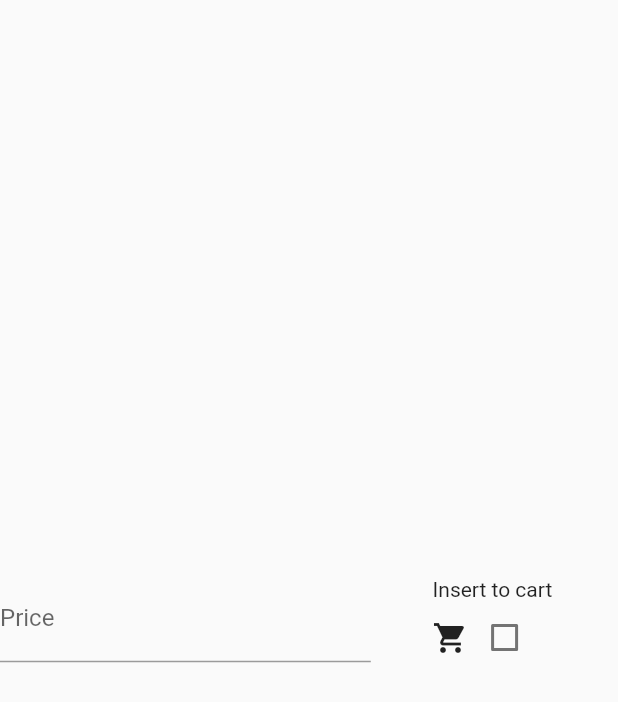
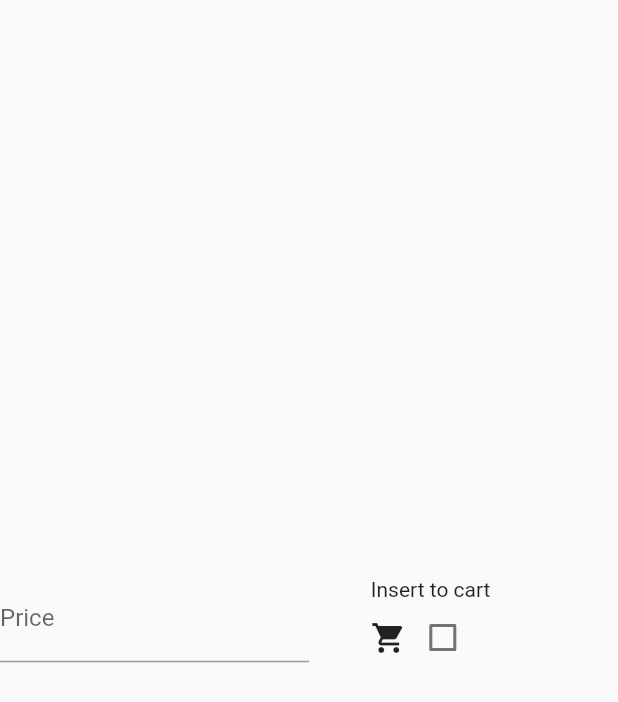
Before and after one commit to DiegoAmancio/Shopping_Carts, a Flutter app: the PriceRow widget shown alone on an empty page, opened directly with empty values, on a phone screen of 412 x 824 dp. Shown: the top 702 px of the screen. Run offline on Flutter 3.47's test engine with Material 2 defaults, Android fonts, the phone set to English and light mode, and no system bars; our stand-ins replace get, sqflite; accounts and stored records are empty; Roboto replaces fonts that are missing (QuickSand).

Commit message:
fix: width dropdown

```diff
--- a/lib/class/translations.dart
+++ b/lib/class/translations.dart
@@ -17,10 +17,11 @@ class AppTranslations extends Translations {
           'remove': 'Remove',
           'insert_to_cart': 'Insert to cart',
           'unit': 'Unity',
-          'ml': 'ML',
-          'kg': 'KG',
-          'g': 'G',
-          'caixa': 'Box',
+          'l': 'Liters (L)',
+          'ml': 'Milliliters (ML)',
+          'kg': 'Kilograms (KG)',
+          'g': 'Grama (G)',
+          'box': 'Box',
           'package': 'Package'
         },
         'pt_BR': {
@@ -38,10 +39,11 @@ class AppTranslations extends Translations {
           'insert_to_cart': 'Inserir no carrinho',
           'save': 'Salvar',
           'unit': 'Unidade',
-          'ml': 'ML',
-          'kg': 'KG',
-          'g': 'G',
-          'caixa': 'Caixa',
+          'l': 'Litros (L)',
+          'ml': 'Mililitros (mL)',
+          'kg': 'Kiligramas (KG)',
+          'g': 'Gramas (G)',
+          'box': 'Caixa',
           'package': 'Embalagem'
         }
       };
--- a/lib/components/atoms/list_form_popup.dart
+++ b/lib/components/atoms/list_form_popup.dart
@@ -61,7 +61,6 @@ class _ListFormPopupState extends State<ListFormPopup> {
                 decoration: InputDecoration(labelText: 'name_of_list'.tr),
                 textInputAction: TextInputAction.next,
                 controller: _titleController,
-                autofocus: true,
                 onFieldSubmitted: (_) {
                   _submitForm();
                 },
--- a/lib/components/atoms/price_row.dart
+++ b/lib/components/atoms/price_row.dart
@@ -24,7 +24,7 @@ class PriceRow extends StatelessWidget {
       mainAxisAlignment: MainAxisAlignment.spaceBetween,
       children: [
         SizedBox(
-          width: MediaQuery.of(context).size.width * 0.60,
+          width: MediaQuery.of(context).size.width * 0.50,
           child: TextFormField(
             decoration: InputDecoration(labelText: 'price'.tr),
             textInputAction: TextInputAction.next,
@@ -42,7 +42,7 @@ class PriceRow extends StatelessWidget {
             top: 10,
           ),
           child: SizedBox(
-            width: MediaQuery.of(context).size.width * 0.30,
+            width: MediaQuery.of(context).size.width * 0.40,
             child: Column(
               mainAxisAlignment: MainAxisAlignment.center,
               crossAxisAlignment: CrossAxisAlignment.start,
--- a/lib/components/atoms/quantity_unit_row.dart
+++ b/lib/components/atoms/quantity_unit_row.dart
@@ -26,7 +26,7 @@ class QuantityUnitRow extends StatelessWidget {
       mainAxisAlignment: MainAxisAlignment.spaceBetween,
       children: [
         SizedBox(
-          width: MediaQuery.of(context).size.width * 0.60,
+          width: MediaQuery.of(context).size.width * 0.50,
           child: TextFormField(
             decoration: InputDecoration(labelText: 'quantity'.tr),
             textInputAction: TextInputAction.next,
@@ -39,7 +39,7 @@ class QuantityUnitRow extends StatelessWidget {
           ),
         ),
         SizedBox(
-            width: MediaQuery.of(context).size.width * 0.30,
+            width: MediaQuery.of(context).size.width * 0.40,
             child: DropdownButtonFormField<String>(
               value: initialUnitValue,
               onChanged: (String? newValue) {
@@ -48,7 +48,7 @@ class QuantityUnitRow extends StatelessWidget {
               items: unitOptions.map<DropdownMenuItem<String>>((String value) {
                 return DropdownMenuItem<String>(
                   value: value,
-                  child: Text(value.tr),
+                  child: SizedBox(width: 120, child: Text(value.tr)),
                 );
               }).toList(),
             )),
--- a/lib/db/database.dart
+++ b/lib/db/database.dart
@@ -13,7 +13,7 @@ class AppDatabase {
       await db.execute(
           'CREATE TABLE ListTable (id INTEGER PRIMARY KEY, name TEXT, value INTEGER, date DATETIME)');
       await db.execute(
-          'CREATE TABLE Product (id INTEGER PRIMARY KEY, name TEXT, unit TEXT, quantity INTEGER, price REAL, isInTheCart INTEGER CHECK(isInTheCart IN (0, 1)), trackListId INTEGER, FOREIGN KEY(trackListId) REFERENCES ListTable(id) ON DELETE CASCADE)');
+          'CREATE TABLE Product (id INTEGER PRIMARY KEY, name TEXT, quantity INTEGER, price REAL, isInTheCart INTEGER CHECK(isInTheCart IN (0, 1)),  unit TEXT, trackListId INTEGER, FOREIGN KEY(trackListId) REFERENCES ListTable(id) ON DELETE CASCADE)');
     });
 
     // databaseFactory.deleteDatabase(path);
```
Also changed, not shown: lib/components/molecules/product_popup.dart (+9 -3 lines).
